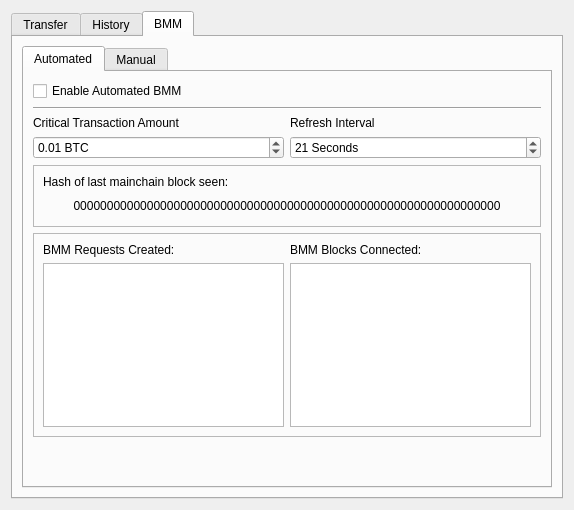
Above: src/qt/forms/sidechainpage.ui from skydogenet/sidechains before the change. Below: the same form after it.
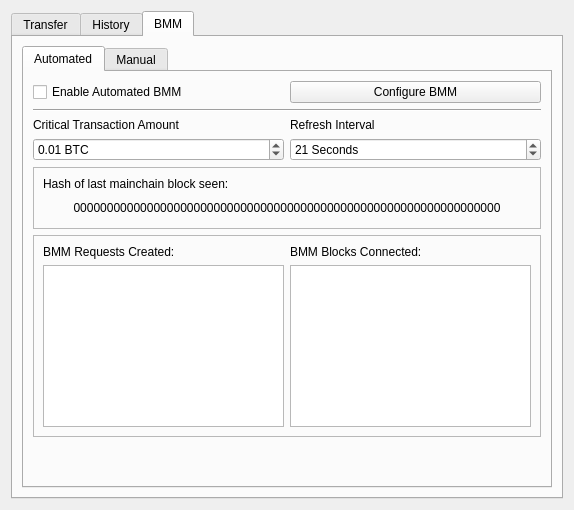
That is the form after the change. The open tabs and pages were chosen to show the change. Icons and pictures are not drawn. Custom widgets are drawn as their Qt base class.

What changed in the file:
```diff
--- a/src/qt/forms/sidechainpage.ui
+++ b/src/qt/forms/sidechainpage.ui
@@ -636,14 +636,14 @@
            <string>Automated</string>
           </attribute>
           <layout class="QGridLayout" name="gridLayout_14">
-           <item row="1" column="0" colspan="2">
+           <item row="2" column="0" colspan="2">
             <widget class="Line" name="line_2">
              <property name="orientation">
               <enum>Qt::Horizontal</enum>
              </property>
             </widget>
            </item>
-           <item row="8" column="0" colspan="2">
+           <item row="9" column="0" colspan="2">
             <widget class="QFrame" name="frame_13">
              <property name="frameShape">
               <enum>QFrame::StyledPanel</enum>
@@ -675,7 +675,7 @@
              </layout>
             </widget>
            </item>
-           <item row="9" column="0" colspan="2">
+           <item row="10" column="0" colspan="2">
             <spacer name="verticalSpacer_3">
              <property name="orientation">
               <enum>Qt::Vertical</enum>
@@ -691,7 +691,7 @@
              </property>
             </spacer>
            </item>
-           <item row="3" column="1">
+           <item row="4" column="1">
             <widget class="QSpinBox" name="spinBoxRefreshInterval">
              <property name="suffix">
               <string> Seconds</string>
@@ -707,7 +707,7 @@
              </property>
             </widget>
            </item>
-           <item row="4" column="0" colspan="2">
+           <item row="5" column="0" colspan="2">
             <widget class="QFrame" name="frame_14">
              <property name="frameShape">
               <enum>QFrame::StyledPanel</enum>
@@ -739,7 +739,7 @@
              </layout>
             </widget>
            </item>
-           <item row="3" column="0">
+           <item row="4" column="0">
             <widget class="QDoubleSpinBox" name="doubleSpinBoxBMMAmount">
              <property name="prefix">
               <string/>
@@ -764,14 +764,14 @@
              </property>
             </widget>
            </item>
-           <item row="2" column="1">
+           <item row="3" column="1">
             <widget class="QLabel" name="label_14">
              <property name="text">
               <string>Refresh Interval</string>
              </property>
             </widget>
            </item>
-           <item row="2" column="0">
+           <item row="3" column="0">
             <widget class="QLabel" name="label_13">
              <property name="sizePolicy">
               <sizepolicy hsizetype="Minimum" vsizetype="Preferred">
@@ -784,7 +784,7 @@
              </property>
             </widget>
            </item>
-           <item row="0" column="0" colspan="2">
+           <item row="1" column="0">
             <widget class="QCheckBox" name="checkBoxEnableAutomation">
              <property name="statusTip">
               <string/>
@@ -800,6 +800,13 @@
              </property>
             </widget>
            </item>
+           <item row="1" column="1">
+            <widget class="QPushButton" name="pushButtonConfigureBMM">
+             <property name="text">
+              <string>Configure BMM</string>
+             </property>
+            </widget>
+           </item>
           </layout>
          </widget>
          <widget class="QWidget" name="Manual">
```
